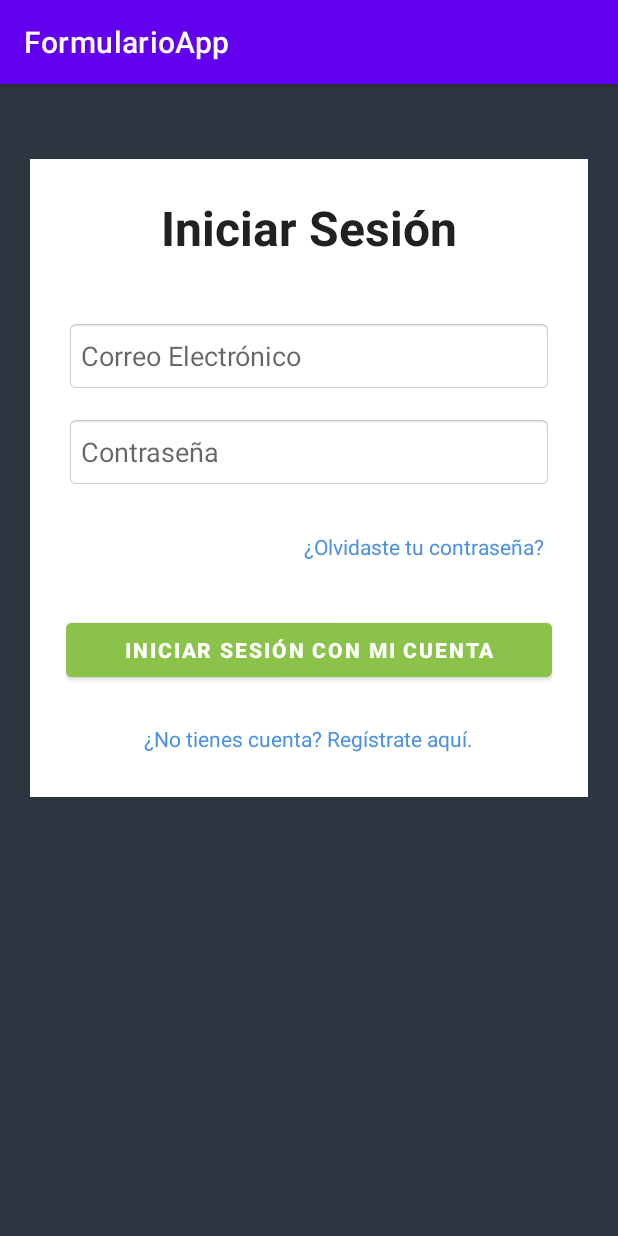
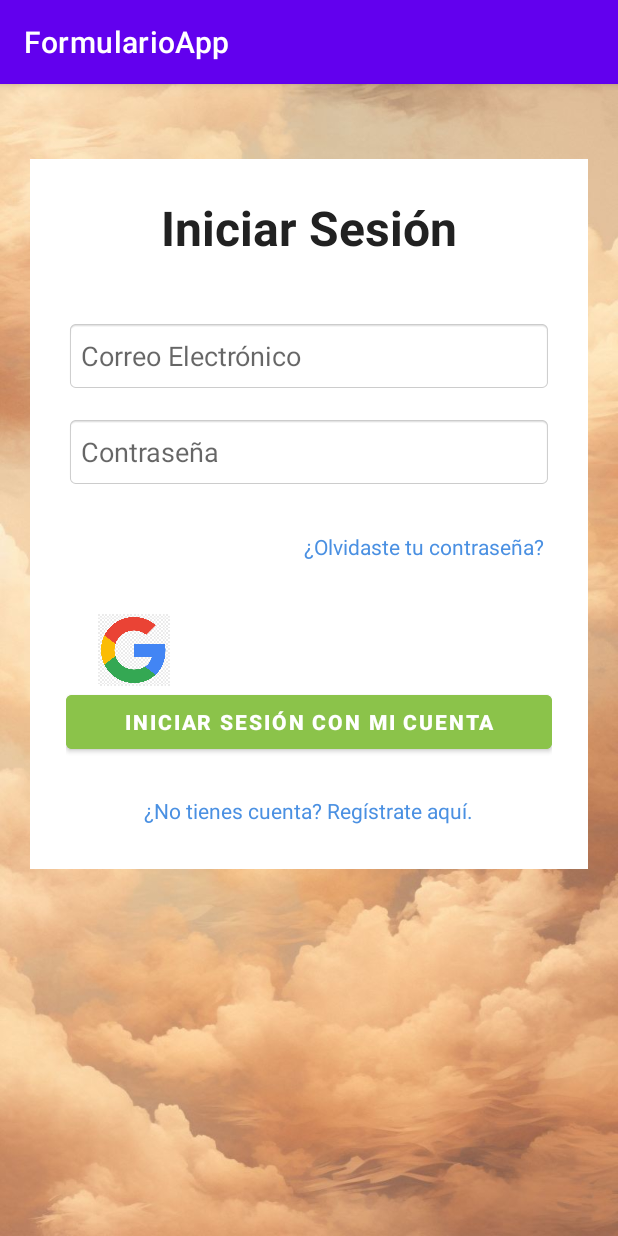
Before and after one commit to josuech21/FormularioApp, an Android app: the Login_Activity screen opened directly, with no data from a screen before it, on a phone screen of 412 x 824 dp. Run offline under Robolectric (Android 15) with nearby library versions, the phone set to English and light mode, and no system bars; our stand-ins replace Firebase (no records; nobody signed in at launch, a user with empty details on screens opened directly); 1 statement that could not run was skipped.

Commit message:
commit 7-8

```diff
--- a/app/build.gradle.kts
+++ b/app/build.gradle.kts
@@ -42,6 +42,8 @@ dependencies {
     implementation(libs.material)
     implementation(libs.activity)
     implementation(libs.constraintlayout)
+    //libreria para animacion (en caso de requerir):
+    implementation ("com.airbnb.android:lottie:6.7.1")
 
     // 2. DEPENDENCIAS DE FIREBASE
     // Importar la Firebase BoM (Bill of Materials) para gestionar versiones
@@ -62,4 +64,5 @@ dependencies {
     androidTestImplementation(libs.ext.junit)
     androidTestImplementation(libs.espresso.core)
 
+
 }
--- a/app/src/main/res/layout/feed_app.xml
+++ b/app/src/main/res/layout/feed_app.xml
@@ -5,7 +5,7 @@
     android:layout_width="match_parent"
     android:layout_height="match_parent"
     android:orientation="vertical"
-    android:background="#2C3640">
+    android:background="@drawable/background">
 
     <TextView
         android:layout_width="match_parent"
--- a/app/src/main/res/layout/iniciar_sesion.xml
+++ b/app/src/main/res/layout/iniciar_sesion.xml
@@ -2,7 +2,7 @@
 <ScrollView xmlns:android="http://schemas.android.com/apk/res/android"
     android:layout_width="match_parent"
     android:layout_height="match_parent"
-    android:background="#2C3640">
+    android:background="@drawable/background2">
 
     <LinearLayout
         android:layout_width="match_parent"
@@ -54,6 +54,21 @@
             android:padding="5dp"
             android:layout_marginBottom="30dp"/>
 
+
+
+        <ImageView
+            android:id="@+id/btnGoogle"
+            android:layout_width="90dp"
+            android:layout_height="48dp"
+            android:contentDescription="Icono de google"
+            android:scaleType="centerInside"
+            android:src="@drawable/google" />
+
+        <Space
+            android:layout_width="match_parent"
+            android:layout_height="wrap_content" />
+
+
         <Button
             android:id="@+id/btnLogin"
             android:layout_width="match_parent"
@@ -69,10 +84,10 @@
             android:id="@+id/txtIrARegistro"
             android:layout_width="wrap_content"
             android:layout_height="wrap_content"
+            android:layout_gravity="center"
+            android:padding="5dp"
             android:text="¿No tienes cuenta? Regístrate aquí."
-            android:textColor="#4A90E2"
-            android:layout_gravity="center"
-            android:padding="5dp"/>
+            android:textColor="#4A90E2" />
 
     </LinearLayout>
 </ScrollView>
```
Also changed, not shown: app/src/main/java/com/example/formularioapp/Login_Activity.java (+7 -2 lines), app/src/main/res/layout/cuenta_acceso.xml (+18 -18 lines), app/src/main/res/drawable/background.jpg (added), app/src/main/res/drawable/background2.jpg (added), app/src/main/res/drawable/google.png (added), app/src/main/res/drawable/logo.jpg (added).
